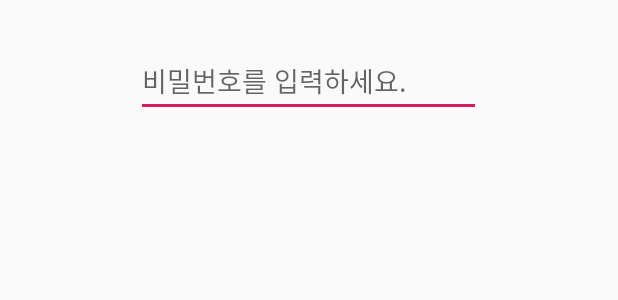
After one commit to Hyeung-Seok-Jeon/Pilgrim, an Android app: the layout manager_pwd_input.xml on its own in the app's theme, with its tools: preview values and no code run, on a phone screen of 412 x 824 dp. The commit adds this screen. Shown: the top 300 px of the screen. Run offline under Robolectric (Android 15) with nearby library versions, the phone set to English and light mode, and no system bars.

Commit message:
20191202 managermodepassword modify

```diff
--- /dev/null
+++ b/app/src/main/res/layout/manager_pwd_input.xml
@@ -0,0 +1,16 @@
+<?xml version="1.0" encoding="utf-8"?>
+<LinearLayout xmlns:android="http://schemas.android.com/apk/res/android"
+    android:layout_width="match_parent"
+    android:layout_height="100dp"
+    android:orientation="vertical">
+
+    <EditText
+        android:id="@+id/edit_managerpwd_input"
+        android:layout_width="230dp"
+        android:layout_height="wrap_content"
+        android:layout_gravity="center"
+        android:layout_marginTop="30dp"
+        android:ems="10"
+        android:hint="비밀번호를 입력하세요." />
+
+</LinearLayout>
--- a/app/src/main/res/values-v21/styles.xml
+++ b/app/src/main/res/values-v21/styles.xml
@@ -5,4 +5,5 @@
         <item name="windowNoTitle">true</item>
         <item name="android:statusBarColor">@android:color/transparent</item>
     </style>
+
 </resources>
--- a/app/src/main/res/values/colors.xml
+++ b/app/src/main/res/values/colors.xml
@@ -3,4 +3,5 @@
     <color name="colorPrimary">#FFCB1155</color>
     <color name="colorPrimaryDark">#FFCB1155</color>
     <color name="colorAccent">#D81B60</color>
+    <color name="colorWhite">#FFFFFF</color>
 </resources>
--- a/app/src/main/res/values/dimens.xml
+++ b/app/src/main/res/values/dimens.xml
@@ -5,4 +5,5 @@
     <dimen name="nav_header_vertical_spacing">8dp</dimen>
     <dimen name="nav_header_height">176dp</dimen>
     <dimen name="fab_margin">16dp</dimen>
+    <dimen name="dialog_margin">25dp</dimen>
 </resources>
```
Also changed, not shown: app/src/main/java/com/example/pilgrim/SignWelcom.java (+15 -2 lines), app/src/main/java/com/example/pilgrim/ui/gallery/GalleryFragment.java (+1 -7 lines), app/src/main/java/com/example/pilgrim/ui/home/HomeFragment.java (+37 -3 lines), app/src/main/res/values/styles.xml (+15 -0 lines), app/src/main/res/drawable-v24/signwelcomicon.jpg.
